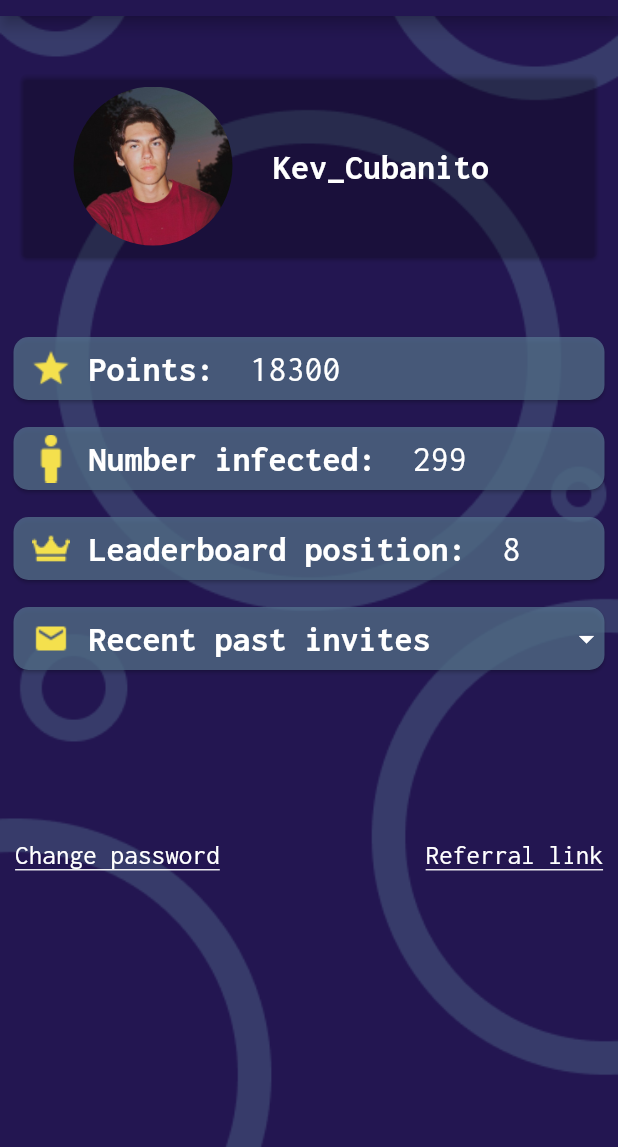
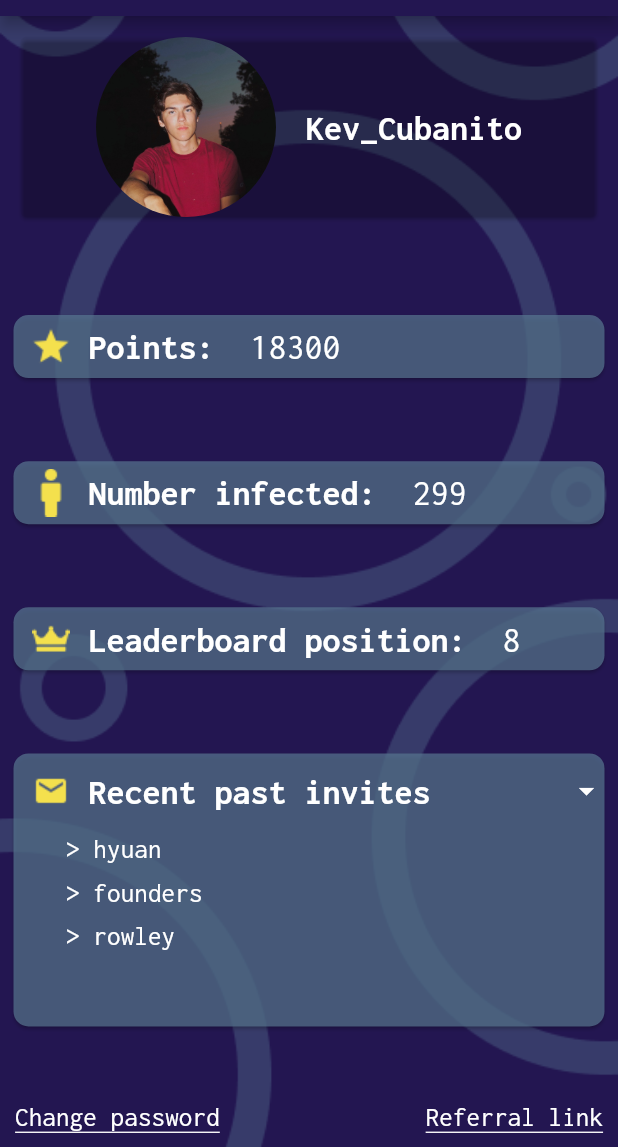
Before and after one commit to joshrabovsky/CheeseTouch, a Flutter app: the CheeseTouch screen opened directly, in the side drawer, after a tap on "Change password", on a phone screen of 412 x 824 dp, the part 89-1236 px from its top. Run offline on Flutter 3.47's test engine with Material 2 defaults, Android fonts, the phone set to English and light mode, and no system bars.

Commit message:
fixed profile page with dropdown

```diff
--- a/cheese_touch/lib/drawer.dart
+++ b/cheese_touch/lib/drawer.dart
@@ -19,7 +19,6 @@ class DrawerMenu extends StatelessWidget {
         builder: (_) {
           return screenName;
         },
-
       ),
     );
   }
@@ -61,12 +60,13 @@ class DrawerMenu extends StatelessWidget {
                         'Status',
                         style: Theme.of(context)
                             .textTheme
-                            .headline6
+                            .headline3
                             .apply(color: Colors.white),
                         textAlign: TextAlign.left,
                       ),
                     ),
-                    onTap: () {screenName = StarterBody();
+                    onTap: () {
+                      screenName = StarterBody();
                       selectMenuOption(context);
                       print("startertapped");
                     },
@@ -87,7 +87,7 @@ class DrawerMenu extends StatelessWidget {
                         'Leaderboard',
                         style: Theme.of(context)
                             .textTheme
-                            .headline6
+                            .headline3
                             .apply(color: Colors.white),
                         textAlign: TextAlign.left,
                       ),
@@ -113,7 +113,7 @@ class DrawerMenu extends StatelessWidget {
                         'Profile',
                         style: Theme.of(context)
                             .textTheme
-                            .headline6
+                            .headline3
                             .apply(color: Colors.white),
                         textAlign: TextAlign.left,
                       ),
@@ -139,7 +139,7 @@ class DrawerMenu extends StatelessWidget {
                         'How to Play',
                         style: Theme.of(context)
                             .textTheme
-                            .headline6
+                            .headline3
                             .apply(color: Colors.white),
                         textAlign: TextAlign.left,
                       ),
@@ -170,7 +170,7 @@ class DrawerMenu extends StatelessWidget {
                         'Logout ',
                         style: Theme.of(context)
                             .textTheme
-                            .headline6
+                            .headline3
                             .apply(color: Colors.white),
                       ),
                       Image.asset('assets/images/logout.png')
@@ -179,8 +179,8 @@ class DrawerMenu extends StatelessWidget {
                 ),
                 onTap: () {
                   screenName = WelcomeScreen();
-                      selectMenuOption(context);
-                      print("log out tapped");
+                  selectMenuOption(context);
+                  print("log out tapped");
                 },
               ),
             ),
--- a/cheese_touch/lib/profiles.dart
+++ b/cheese_touch/lib/profiles.dart
@@ -4,6 +4,7 @@ import 'appbar.dart';
 import 'drawer.dart';
 
 class Profile extends StatelessWidget {
+  static const routeName = "/profile";
   @override
   Widget build(BuildContext context) {
     return MaterialApp(
@@ -24,45 +25,39 @@ class CheeseTouch extends StatelessWidget {
     );
   }
 
+  final List<String> invites = ["hyuan", "founders", "rowley"];
+
   @override
   Widget build(BuildContext context) {
     return WillPopScope(
       onWillPop: () async => false,
       child: Scaffold(
+        backgroundColor: Color(0xff231651),
         appBar: PreferredSize(
             preferredSize: Size.fromHeight(70.0), child: MyAppBar(false)),
         endDrawer: DrawerMenu(),
-        body: Stack(
+        body: Container(
+          margin: EdgeInsets.all(0),
+          width: MediaQuery.of(context).size.width,
+          decoration: BoxDecoration(
+            image: DecorationImage(
+                image: AssetImage("assets/images/plainbackground.png"),
+                fit: BoxFit.fitWidth),
+          ),
+          child: Column(
+            mainAxisAlignment: MainAxisAlignment.spaceBetween,
+            children: [
+              Container(
+                margin: EdgeInsets.all(10),
+                child: Card(
+                  color: Colors.transparent,
+                  child: Row(
+                    mainAxisAlignment: MainAxisAlignment.center,
                     children: <Widget>[
                       Container(
-              decoration: BoxDecoration(
-                image: DecorationImage(
-                  image: AssetImage('assets/images/plainbackground.png'),
-                  fit: BoxFit.cover,
-                ),
-              ),
-            ),
-            Container(
-              color: Colors.transparent,
-              padding: EdgeInsets.only(
-                top: 25,
-              ),
-              child: SizedBox(
-                height: 150,
-                width: double.infinity,
-                child: Padding(
                         padding: EdgeInsets.all(10),
-                  child: Card(
-                    color: Colors.transparent,
-                    child: Padding(
-                      padding: EdgeInsets.all(8),
-                      child: Row(
-                        children: <Widget>[
-                          Padding(
-                            padding: EdgeInsets.all(0),
-                            child: Container(
-                              width: 160,
-                              height: 160,
+                        width: 120,
+                        height: 120,
                         decoration: BoxDecoration(
                           color: Colors.transparent,
                           shape: BoxShape.circle,
@@ -72,11 +67,7 @@ class CheeseTouch extends StatelessWidget {
                           ),
                         ),
                       ),
-                          ),
-                          Column(
-                            mainAxisAlignment: MainAxisAlignment.center,
-                            crossAxisAlignment: CrossAxisAlignment.center,
-                            children: <Widget>[
+                      SizedBox(width: 20),
                       Text(
                         'Kev_Cubanito',
                         style: Theme.of(context)
@@ -86,17 +77,8 @@ class CheeseTouch extends StatelessWidget {
                       ),
                     ],
                   ),
-                        ],
                 ),
               ),
-                  ),
-                ),
-              ),
-            ),
-            Container(
-              padding: EdgeInsets.only(top: 200),
-              child: ListView(
-                children: <Widget>[
               Container(
                 height: 60,
                 padding: EdgeInsets.only(
@@ -216,15 +198,18 @@ class CheeseTouch extends StatelessWidget {
                   ),
                 ),
               ),
-                  Container(
-                    height: 60,
+              SingleChildScrollView(
+                child: Container(
+                  height: 200,
                   padding: EdgeInsets.only(top: 10, left: 5, right: 5),
                   child: Card(
                     shape: RoundedRectangleBorder(
                       borderRadius: BorderRadius.circular(10),
                     ),
                     color: Color(0xff587792).withOpacity(0.7),
-                      child: Row(
+                    child: Column(
+                      children: [
+                        Row(
                           children: <Widget>[
                             Container(
                               padding: EdgeInsets.only(right: 15),
@@ -250,19 +235,36 @@ class CheeseTouch extends StatelessWidget {
                             ),
                           ],
                         ),
+                        Expanded(
+                          child: ListView.builder(
+                            itemBuilder: (BuildContext context, int index) {
+                              return Container(
+                                margin: EdgeInsets.all(5),
+                                padding: EdgeInsets.only(left: 30),
+                                child: Text('> ${invites[index]}',
+                                    style: Theme.of(context)
+                                        .textTheme
+                                        .subtitle2
+                                        .apply(color: Colors.white)),
+                              );
+                            },
+                            itemCount: invites.length,
                           ),
                         ),
-                  SizedBox(height: 100,),
+                      ],
+                    ),
+                  ),
+                ),
+              ),
               Row(
+                crossAxisAlignment: CrossAxisAlignment.end,
                 mainAxisAlignment: MainAxisAlignment.spaceBetween,
                 children: [
                   Container(
                     padding: EdgeInsets.all(10),
                     child: GestureDetector(
                       onTap: () {
-                            screenName = NewPassword();
-                            selectMenuOption(context);
-                            print("log out tapped");
+                        Navigator.pushNamed(context, NewPassword.routeName);
                       },
                       child: Text(
                         'Change password',
@@ -285,10 +287,10 @@ class CheeseTouch extends StatelessWidget {
                   ),
                 ],
               ),
+              //   ],
+              // ),
             ],
           ),
-            ),
-          ],
         ),
       ),
     );
--- a/cheese_touch/lib/starter_body.dart
+++ b/cheese_touch/lib/starter_body.dart
@@ -10,18 +10,18 @@ class StarterBody extends StatefulWidget {
 }
 
 class _StarterBodyState extends State<StarterBody> {
-  var isInfected = false;
+  var isInfected = true;
 
   Map<String, Object> starterDesignInfected = {
     "status": "INFECTED",
     "color": Color(0xffF4E04D),
-    "border": Colors.white,
+    "border": Color(0xff587792),
     "image": "assets/images/infectedcheese.png",
   };
 
   Map<String, Object> starterDesignNormal = {
     "status": "NOT INFECTED",
-    "color": Colors.white,
+    "color": Color(0xff587792),
     "border": Color(0xffF4E04D),
     "image": "assets/images/normalcheesefixed.png",
   };
```
Also changed, not shown: cheese_touch/lib/how_to_play.dart (+7 -27 lines), cheese_touch/lib/main.dart (+18 -2 lines), cheese_touch/lib/newPassword.dart (+41 -25 lines), cheese_touch/assets/images/infectedcheese.png. Lines whose indentation alone changed are shown as unchanged.
